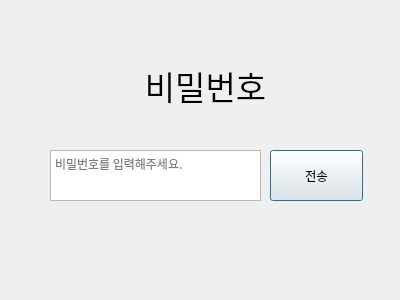
Old version of the form password_window.ui in the repository hyun031916/Where_is_teacher.
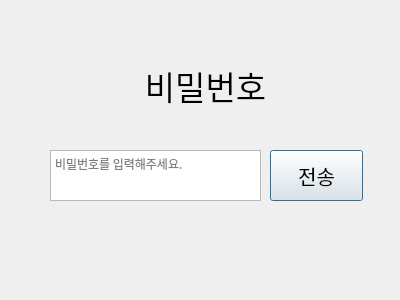
New version of the form.

Patch:
```diff
--- a/password_window.ui
+++ b/password_window.ui
@@ -49,7 +49,8 @@
    </property>
    <property name="font">
     <font>
-     <family>나눔고딕</family>
+     <family>궁서</family>
+     <pointsize>15</pointsize>
     </font>
    </property>
    <property name="text">
```
Left out of the diff: 6 changed lines with no effect on the pictures.
